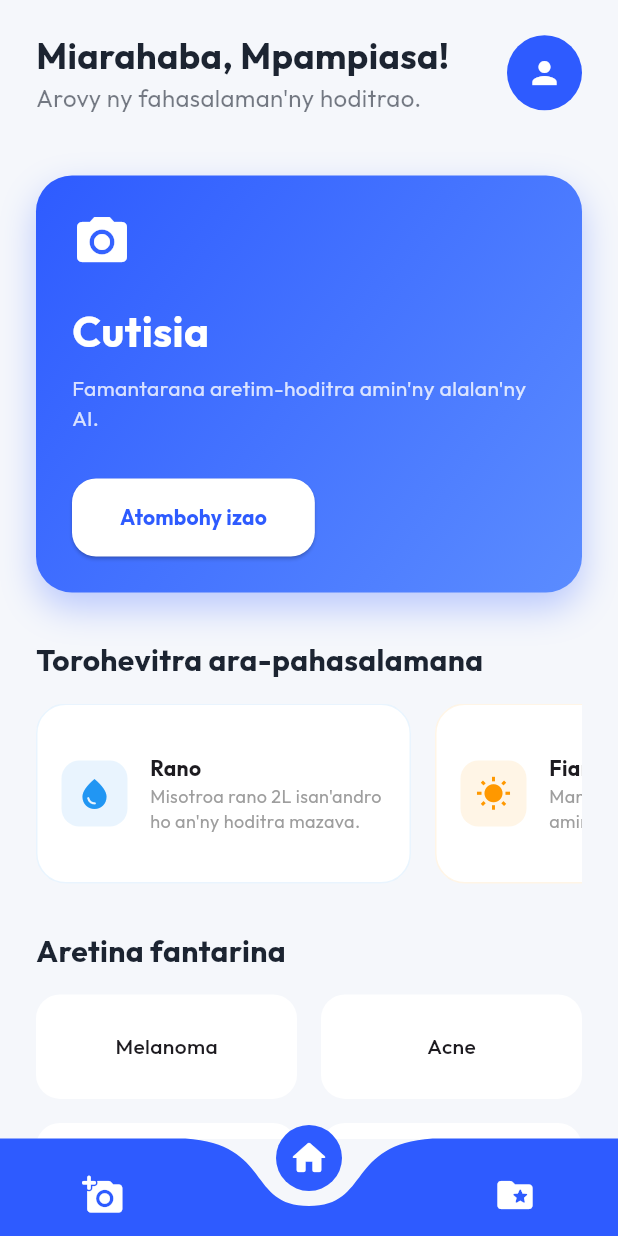
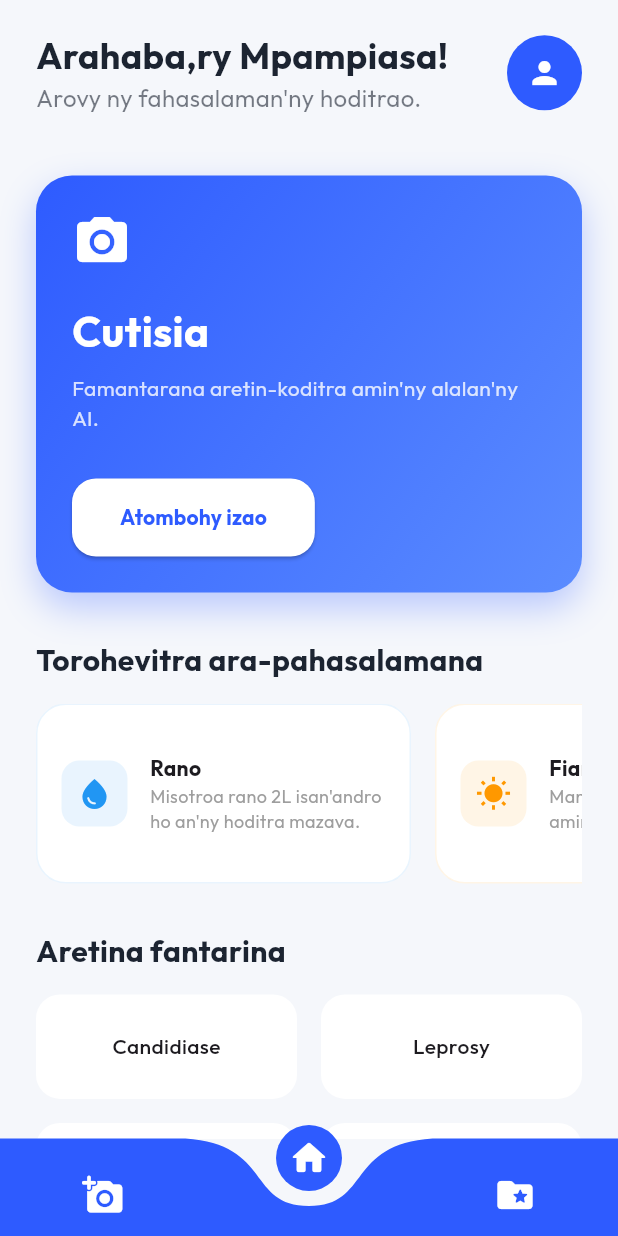
Before and after one commit to franck504/skin-disease-detector, a Flutter app: the screen it shows after launch, on a phone screen of 412 x 824 dp. Run offline on Flutter 3.47's test engine with Material 3 defaults, Android fonts, the light colour scheme and no system bars; drawn by our look-alikes of curved_navigation_bar; our stand-ins replace geolocator, google_fonts, image_picker, logger, percent_indicator, sqflite; missing offline and left inert: tflite_v2; accounts and stored records are empty.

Commit message:
fix: sync disease grid with actual model labels (labels.txt)

```diff
--- a/cutisia/lib/screens/home_screen.dart
+++ b/cutisia/lib/screens/home_screen.dart
@@ -22,7 +22,7 @@ class HomeScreen extends StatelessWidget {
                     crossAxisAlignment: CrossAxisAlignment.start,
                     children: [
                       Text(
-                        'Miarahaba, Mpampiasa!',
+                        'Arahaba,ry Mpampiasa!',
                         style: GoogleFonts.outfit(
                           fontSize: 24,
                           fontWeight: FontWeight.bold,
@@ -111,7 +111,7 @@ class HomeScreen extends StatelessWidget {
           ),
           const SizedBox(height: 8),
           Text(
-            'Famantarana aretim-hoditra amin\'ny alalan\'ny AI.',
+            'Famantarana aretin-koditra amin\'ny alalan\'ny AI.',
             style: GoogleFonts.outfit(
               fontSize: 14,
               color: Colors.white.withValues(alpha: 0.8),
@@ -144,15 +144,35 @@ class HomeScreen extends StatelessWidget {
       child: ListView(
         scrollDirection: Axis.horizontal,
         children: [
-          _buildTipCard('Rano', 'Misotroa rano 2L isan\'andro ho an\'ny hoditra mazava.', Icons.water_drop, Colors.blue),
-          _buildTipCard('Fiarovana', 'Mampiasà sunscreen na amin\'ny andro rahona.', Icons.wb_sunny, Colors.orange),
-          _buildTipCard('Fitsaboana', 'Sasao ny tarehinao alohan\'ny tory.', Icons.face, Colors.purple),
+          _buildTipCard(
+            'Rano',
+            'Misotroa rano 2L isan\'andro ho an\'ny hoditra mazava.',
+            Icons.water_drop,
+            Colors.blue,
+          ),
+          _buildTipCard(
+            'Fiarovana',
+            'Mampiasà sunscreen na amin\'ny andro rahona.',
+            Icons.wb_sunny,
+            Colors.orange,
+          ),
+          _buildTipCard(
+            'Fitsaboana',
+            'Sasao ny tarehinao alohan\'ny hatory.',
+            Icons.face,
+            Colors.purple,
+          ),
         ],
       ),
     );
   }
 
-  Widget _buildTipCard(String title, String subtitle, IconData icon, Color color) {
+  Widget _buildTipCard(
+    String title,
+    String subtitle,
+    IconData icon,
+    Color color,
+  ) {
     return Container(
       width: 250,
       margin: const EdgeInsets.only(right: 16),
@@ -178,8 +198,14 @@ class HomeScreen extends StatelessWidget {
               crossAxisAlignment: CrossAxisAlignment.start,
               mainAxisAlignment: MainAxisAlignment.center,
               children: [
-                Text(title, style: GoogleFonts.outfit(fontWeight: FontWeight.bold)),
-                Text(subtitle, style: GoogleFonts.outfit(fontSize: 12, color: Colors.grey)),
+                Text(
+                  title,
+                  style: GoogleFonts.outfit(fontWeight: FontWeight.bold),
+                ),
+                Text(
+                  subtitle,
+                  style: GoogleFonts.outfit(fontSize: 12, color: Colors.grey),
+                ),
               ],
             ),
           ),
@@ -190,7 +216,12 @@ class HomeScreen extends StatelessWidget {
 
   Widget _buildDiseaseGrid() {
     final diseases = [
-      'Melanoma', 'Acne', 'Dermatitis', 'Eczema', 'Tumors', 'Leprosy', 'Monkeypox'
+      'Candidiase',
+      'Leprosy',
+      'Monkeypox',
+      'Mélanomes',
+      'Scabies',
+      'Tinea',
     ];
     return GridView.builder(
       shrinkWrap: true,
```
